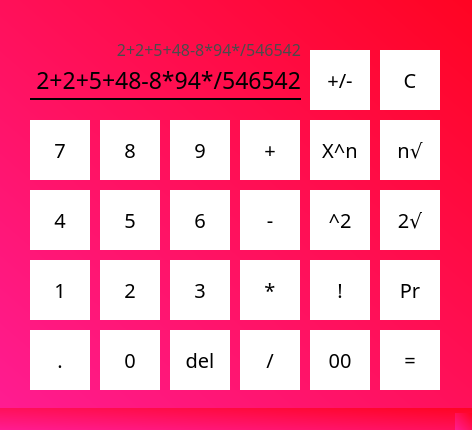
First picture: the form in src/res/calc.ui, repository xmarshka/ivs_project_2_SIGSEGV, before the edit.
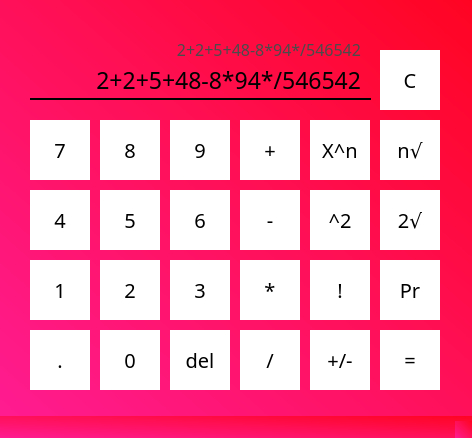
Second picture: the form after the edit.

Commit message: Change button layout

```diff
--- a/src/res/calc.ui
+++ b/src/res/calc.ui
@@ -7,7 +7,7 @@
     <x>0</x>
     <y>0</y>
     <width>472</width>
-    <height>430</height>
+    <height>438</height>
    </rect>
   </property>
   <property name="sizePolicy">
@@ -77,7 +77,7 @@
      <rect>
       <x>30</x>
       <y>89</y>
-      <width>271</width>
+      <width>341</width>
       <height>20</height>
      </rect>
     </property>
@@ -390,7 +390,7 @@
      <rect>
       <x>30</x>
       <y>59</y>
-      <width>271</width>
+      <width>331</width>
       <height>41</height>
      </rect>
     </property>
@@ -520,7 +520,7 @@
      <rect>
       <x>30</x>
       <y>29</y>
-      <width>271</width>
+      <width>331</width>
       <height>41</height>
      </rect>
     </property>
@@ -574,32 +574,6 @@
      <string>-</string>
     </property>
    </widget>
-   <widget class="QPushButton" name="zero">
-    <property name="geometry">
-     <rect>
-      <x>310</x>
-      <y>330</y>
-      <width>60</width>
-      <height>60</height>
-     </rect>
-    </property>
-    <property name="font">
-     <font>
-      <family>Century Gothic</family>
-      <pointsize>15</pointsize>
-     </font>
-    </property>
-    <property name="autoFillBackground">
-     <bool>false</bool>
-    </property>
-    <property name="styleSheet">
-     <string notr="true">border: none;
-background-color: rgb(255, 255, 255);</string>
-    </property>
-    <property name="text">
-     <string>00</string>
-    </property>
-   </widget>
    <widget class="QPushButton" name="n2">
     <property name="geometry">
      <rect>
@@ -757,7 +731,7 @@
     <property name="geometry">
      <rect>
       <x>310</x>
-      <y>50</y>
+      <y>330</y>
       <width>60</width>
       <height>60</height>
      </rect>
```
The commit also changes 1 other file.
